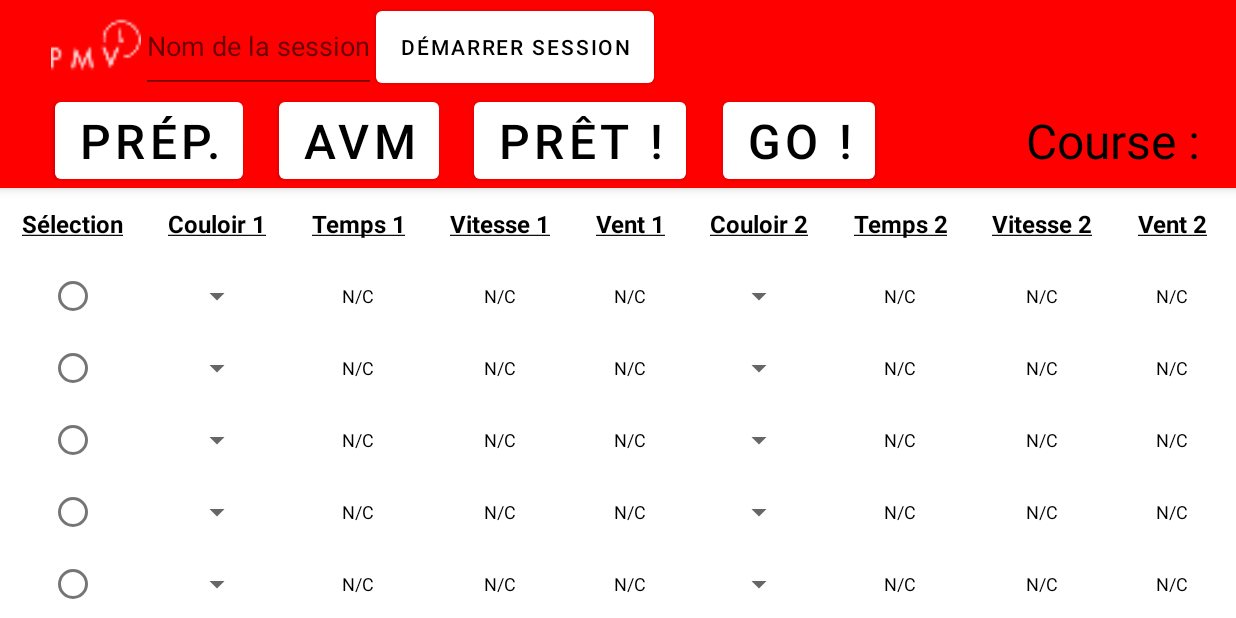
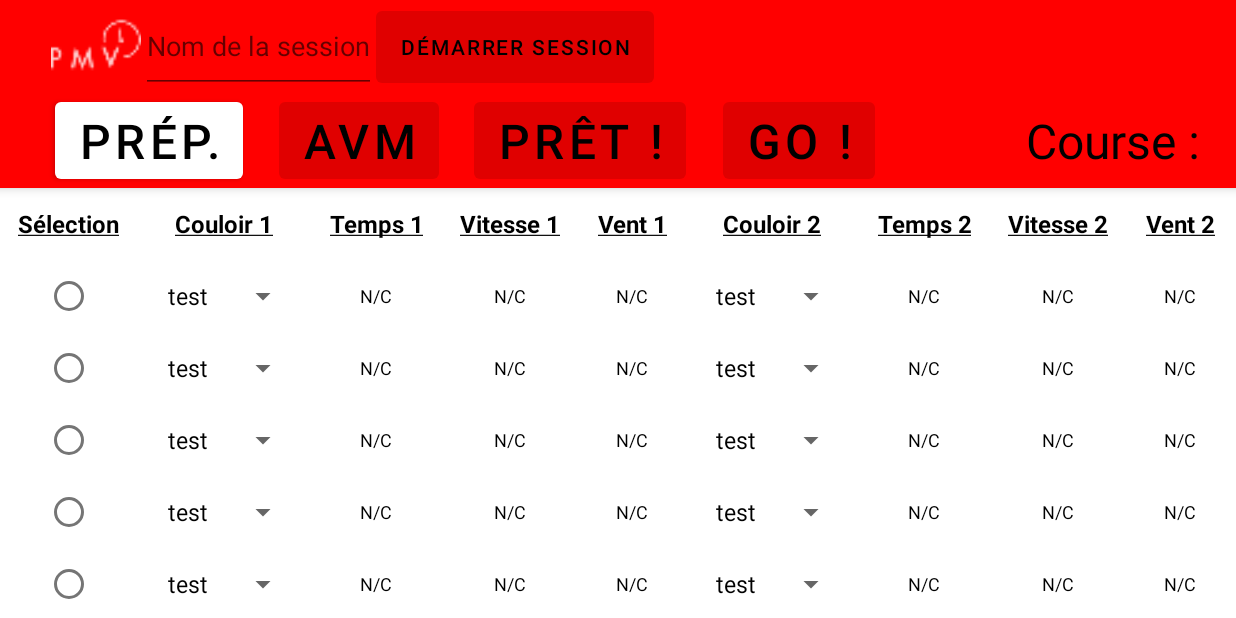
Before and after one commit to Erwan13430/LAB_pmv_remoteApp, an Android app: the fragment FragmentSession placed in its activity, after a tap on "DÉMARRER SESSION", on a phone screen of 824 x 412 dp (held sideways). Run offline under Robolectric (Android 15) with nearby library versions, the phone set to English and light mode, and no system bars.

Commit message:
Updating FragmentSession

```diff
--- a/app/src/main/java/fr/falling_knife/lab/pmv/fragments/FragmentSession.kt
+++ b/app/src/main/java/fr/falling_knife/lab/pmv/fragments/FragmentSession.kt
@@ -1,12 +1,16 @@
 package fr.falling_knife.lab.pmv.fragments
 
+import android.content.Context
 import android.os.Bundle
 import androidx.fragment.app.Fragment
 import android.view.LayoutInflater
 import android.view.View
 import android.view.ViewGroup
+import android.widget.*
 import fr.falling_knife.lab.pmv.R
 import fr.falling_knife.lab.pmv.utils.DataApp
+import fr.falling_knife.lab.pmv.utils.DataSend
+import fr.falling_knife.lab.pmv.utils.SendAction
 
 // TODO: Rename parameter arguments, choose names that match
 // the fragment initialization parameters, e.g. ARG_ITEM_NUMBER
@@ -26,6 +30,14 @@ class FragmentSession : Fragment() {
     private var _password: String? = null
     private var _serverAddress: String? = null
     private var _serverPort: String? = null
+    private lateinit var _listener: OnSessionManagement
+
+    override fun onAttach(context: Context) {
+        super.onAttach(context)
+        _listener = if(context is OnSessionManagement) context else let {
+            throw ClassCastException("$context must implement params")
+        }
+    }
 
     override fun onCreate(savedInstanceState: Bundle?) {
         super.onCreate(savedInstanceState)
@@ -42,8 +54,116 @@ class FragmentSession : Fragment() {
         savedInstanceState: Bundle?
     ): View? {
         // Inflate the layout for this fragment
-        return inflater.inflate(R.layout.fragment_session, container, false)
+        val rootView = inflater.inflate(R.layout.fragment_session, container, false)
+
+        if(savedInstanceState == null){
+            //Initialisation de l'IHM
+
+            //Récupération des boutons de gestion
+            val btnStartSess: Button = rootView.findViewById<Button>(R.id.btnSelect)
+            val btnPrep: Button = rootView.findViewById<Button>(R.id.btnPrep)
+            val btnAvm: Button = rootView.findViewById<Button>(R.id.btnAVM)
+            val btnReady: Button = rootView.findViewById<Button>(R.id.btnReady)
+            val btnGo: Button = rootView.findViewById<Button>(R.id.btnGo)
+            val btnGest: ArrayList<Button> = arrayListOf(btnStartSess, btnPrep, btnAvm, btnReady, btnGo)
+
+            //Initialisation des boutons de gestion
+            btnStartSess.setOnClickListener { btnSelectListener(btnGest) }
+            btnPrep.setOnClickListener{ btnPreparationListener(btnGest) }
+            btnAvm.setOnClickListener{ btnAVMListener(btnGest) }
+            btnReady.setOnClickListener{ btnReadyListener(btnGest) }
+            btnGo.setOnClickListener { btnGoListener(btnGest) }
+
+            //Récupération et initialisation des boutons radio
+            val rdBtns: ArrayList<RadioButton> = getSelectButton(rootView)
+
+
+            //Récupération et initialisation des spinners
+            var test: Array<String> = arrayOf("test", "test2", "test3")
+            val arSpinner: ArrayAdapter<String> = ArrayAdapter<String>(rootView.context, android.R.layout.simple_spinner_dropdown_item, test)
+            val spinners: ArrayList<Spinner> = getSpinners(rootView)
+            initSpinners(spinners, arSpinner)
+
+        } //if
+
+        return rootView
+
         // TODO: Appel listener onSession
+    }
+
+    private fun getSelectButton(view: View): ArrayList<RadioButton>{
+        val radios = arrayListOf<RadioButton>()
+
+        for(i in 1..20 step 1)
+            radios.add(view.findViewById(resources.getIdentifier("rdbBtn$i", "id", activity?.packageName)))
+        return radios
+    }
+
+    private fun getSpinners(view: View): ArrayList<Spinner>{
+        val spinner = arrayListOf<Spinner>()
+
+        for(i in 1..40 step 1)
+            spinner.add(view.findViewById(resources.getIdentifier("spinRun$i", "id", activity?.packageName)))
+
+        return spinner
+    }
+
+    private fun initSpinners(spinners: ArrayList<Spinner>, adapter: ArrayAdapter<String>){
+        spinners.iterator().forEach{
+            it.adapter = adapter
+        }
+    }
+
+    private fun btnSelectListener(btnGest: ArrayList<Button>){
+        Toast.makeText(activity?.baseContext, "Session démarrée", Toast.LENGTH_SHORT).show()
+        for(i in 0 until btnGest.count()) {
+            btnGest[i].isEnabled = i == 1
+        }
+    }
+
+    private fun btnPreparationListener(btnGest: ArrayList<Button>){
+        Toast.makeText(activity?.baseContext, "Préparation", Toast.LENGTH_SHORT).show()
+
+        for(i in 0 until btnGest.count())
+            btnGest[i].isEnabled = i == 1 || i == 2
+    }
+
+    private fun btnAVMListener(btnGest: ArrayList<Button>){
+        Toast.makeText(activity?.baseContext, "À vos marques", Toast.LENGTH_SHORT).show()
+
+        for(i in 0 until btnGest.count())
+            btnGest[i].isEnabled = i == 2 || i == 3
+    }
+
+    private fun btnReadyListener(btnGest: ArrayList<Button>){
+        Toast.makeText(activity?.baseContext, "Prêt", Toast.LENGTH_SHORT).show()
+
+        for(i in 0 until btnGest.count())
+            btnGest[i].isEnabled = i == 3 || i == 4
+    }
+
+    private fun btnGoListener(btnGest: ArrayList<Button>){
+        if(btnGest[4].text == resources.getText(R.string.btnGo)) {
+            for(i in 0 until btnGest.count())
+                btnGest[i].isEnabled = i == 4
+            btnGest[4].text = resources.getText(R.string.btnGo)
+        }
+    }
+
+    private fun initRadioButtons(rdBtns: ArrayList<RadioButton>){
+        rdBtns.iterator().forEach { it ->
+            it.setOnClickListener { rdButtonListener(rdBtns, it) }
+        }
+    }
+
+    private fun rdButtonListener(rdBtns: ArrayList<RadioButton>, radio: View){
+        var id: Int? = null
+        for(i in 0 until rdBtns.count())
+            id = if(id == 0) {
+                if(radio == rdBtns[i]) i+1 else 0
+            }else{
+                id
+            }
     }
 
     companion object {
@@ -64,12 +184,13 @@ class FragmentSession : Fragment() {
                     putString(ARG_PARAM2, password)
                     putString(ARG_PARAM3, serverAddress)
                     putString(ARG_PARAM4, serverPort)
-                }
-            }
-    }
+                }//arguments
+            }//newInstance()
+    } //companion object
 
     interface OnSessionManagement{
         fun onSessionRunning(settings: DataApp)
+        fun onSendCommand(data: DataSend)
         fun onEndSession(settings: DataApp)
     }
 }
```
Also changed, not shown: app/src/main/java/fr/falling_knife/lab/pmv/MainActivity.kt (+8 -3 lines), app/src/main/java/fr/falling_knife/lab/pmv/utils/DataClasses.kt (renamed from app/src/main/java/fr/falling_knife/lab/pmv/utils/DataApp.kt, +12 -0 lines).
